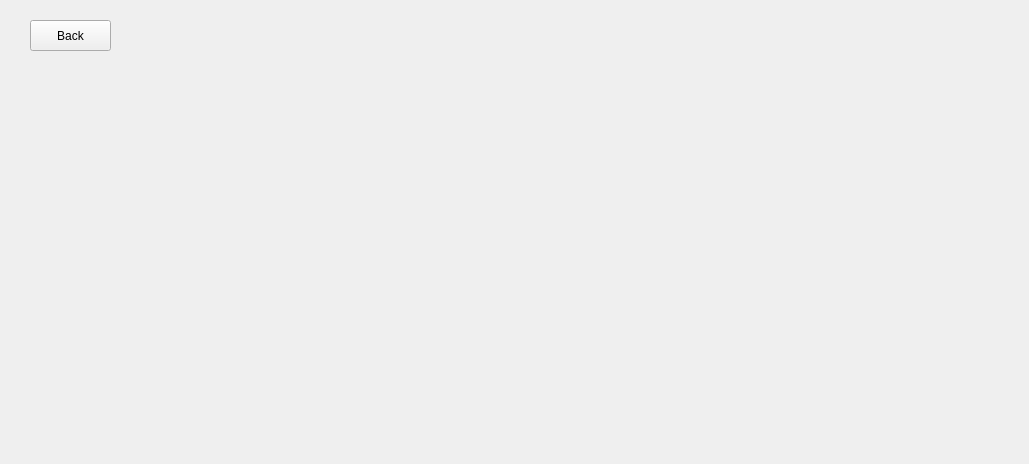
Before: the Qt Designer form InsulinPumpSim/mainwindow.ui in Somto-O/Insulin_Pump_Sim, drawn with Qt 5.
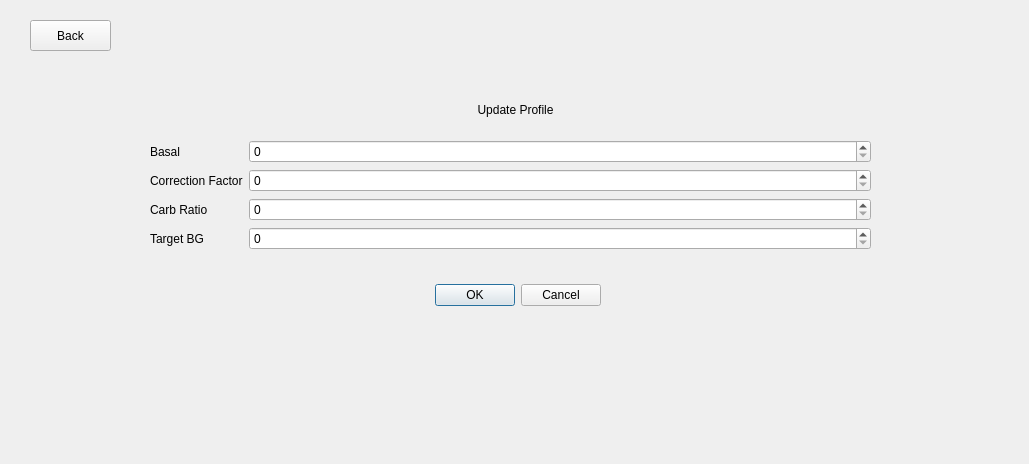
After: the same form once the commit is applied.

Patch:
```diff
--- a/InsulinPumpSim/mainwindow.ui
+++ b/InsulinPumpSim/mainwindow.ui
@@ -24,7 +24,7 @@
      </rect>
     </property>
     <property name="currentIndex">
-     <number>5</number>
+     <number>7</number>
     </property>
     <widget class="QWidget" name="lockScreen">
      <widget class="QWidget" name="horizontalLayoutWidget_2">
@@ -597,6 +597,190 @@
       </property>
      </widget>
     </widget>
+    <widget class="QWidget" name="selectProfilePage">
+     <widget class="QPushButton" name="sppBackButton">
+      <property name="geometry">
+       <rect>
+        <x>30</x>
+        <y>20</y>
+        <width>81</width>
+        <height>31</height>
+       </rect>
+      </property>
+      <property name="text">
+       <string>Back</string>
+      </property>
+     </widget>
+     <widget class="QLabel" name="updateProfileLabel_2">
+      <property name="geometry">
+       <rect>
+        <x>450</x>
+        <y>100</y>
+        <width>131</width>
+        <height>20</height>
+       </rect>
+      </property>
+      <property name="text">
+       <string>Select Profile</string>
+      </property>
+      <property name="alignment">
+       <set>Qt::AlignCenter</set>
+      </property>
+     </widget>
+     <widget class="QListWidget" name="spDisplayBox">
+      <property name="geometry">
+       <rect>
+        <x>270</x>
+        <y>130</y>
+        <width>511</width>
+        <height>211</height>
+       </rect>
+      </property>
+     </widget>
+     <widget class="QDialogButtonBox" name="spButtonBox">
+      <property name="geometry">
+       <rect>
+        <x>440</x>
+        <y>350</y>
+        <width>166</width>
+        <height>25</height>
+       </rect>
+      </property>
+      <property name="standardButtons">
+       <set>QDialogButtonBox::Cancel|QDialogButtonBox::Ok</set>
+      </property>
+     </widget>
+    </widget>
+    <widget class="QWidget" name="updateProfilePage">
+     <widget class="QPushButton" name="uppBackButton">
+      <property name="geometry">
+       <rect>
+        <x>30</x>
+        <y>20</y>
+        <width>81</width>
+        <height>31</height>
+       </rect>
+      </property>
+      <property name="text">
+       <string>Back</string>
+      </property>
+     </widget>
+     <widget class="QDialogButtonBox" name="uppConfirmProfileButtonBox">
+      <property name="geometry">
+       <rect>
+        <x>430</x>
+        <y>270</y>
+        <width>171</width>
+        <height>51</height>
+       </rect>
+      </property>
+      <property name="sizePolicy">
+       <sizepolicy hsizetype="Expanding" vsizetype="Expanding">
+        <horstretch>0</horstretch>
+        <verstretch>0</verstretch>
+       </sizepolicy>
+      </property>
+      <property name="standardButtons">
+       <set>QDialogButtonBox::Cancel|QDialogButtonBox::Ok</set>
+      </property>
+     </widget>
+     <widget class="QWidget" name="formLayoutWidget_3">
+      <property name="geometry">
+       <rect>
+        <x>150</x>
+        <y>140</y>
+        <width>721</width>
+        <height>131</height>
+       </rect>
+      </property>
+      <layout class="QFormLayout" name="formLayout_3">
+       <item row="0" column="0">
+        <widget class="QLabel" name="uppBasalLabel">
+         <property name="text">
+          <string>Basal</string>
+         </property>
+        </widget>
+       </item>
+       <item row="0" column="1">
+        <widget class="QSpinBox" name="uppBasalInput">
+         <property name="sizePolicy">
+          <sizepolicy hsizetype="Minimum" vsizetype="Preferred">
+           <horstretch>0</horstretch>
+           <verstretch>0</verstretch>
+          </sizepolicy>
+         </property>
+        </widget>
+       </item>
+       <item row="1" column="0">
+        <widget class="QLabel" name="uppCorrectionFactorLabel">
+         <property name="text">
+          <string>Correction Factor</string>
+         </property>
+        </widget>
+       </item>
+       <item row="1" column="1">
+        <widget class="QSpinBox" name="uppCorrectionFactorInput">
+         <property name="sizePolicy">
+          <sizepolicy hsizetype="Minimum" vsizetype="Preferred">
+           <horstretch>0</horstretch>
+           <verstretch>0</verstretch>
+          </sizepolicy>
+         </property>
+        </widget>
+       </item>
+       <item row="2" column="0">
+        <widget class="QLabel" name="uppCarbRatioLabel">
+         <property name="text">
+          <string>Carb Ratio</string>
+         </property>
+        </widget>
+       </item>
+       <item row="2" column="1">
+        <widget class="QSpinBox" name="uppCarbRatioInput">
+         <property name="sizePolicy">
+          <sizepolicy hsizetype="Minimum" vsizetype="Preferred">
+           <horstretch>0</horstretch>
+           <verstretch>0</verstretch>
+          </sizepolicy>
+         </property>
+        </widget>
+       </item>
+       <item row="3" column="0">
+        <widget class="QLabel" name="uppTargetBGLabel">
+         <property name="text">
+          <string>Target BG</string>
+         </property>
+        </widget>
+       </item>
+       <item row="3" column="1">
+        <widget class="QSpinBox" name="uppTargetBGInput">
+         <property name="sizePolicy">
+          <sizepolicy hsizetype="Minimum" vsizetype="Preferred">
+           <horstretch>0</horstretch>
+           <verstretch>0</verstretch>
+          </sizepolicy>
+         </property>
+        </widget>
+       </item>
+      </layout>
+     </widget>
+     <widget class="QLabel" name="updateProfileLabel">
+      <property name="geometry">
+       <rect>
+        <x>450</x>
+        <y>100</y>
+        <width>131</width>
+        <height>20</height>
+       </rect>
+      </property>
+      <property name="text">
+       <string>Update Profile</string>
+      </property>
+      <property name="alignment">
+       <set>Qt::AlignCenter</set>
+      </property>
+     </widget>
+    </widget>
     <widget class="QWidget" name="addProfilePage">
      <widget class="QPushButton" name="backButton_4">
       <property name="geometry">
```
Left out of the diff: 41 changed lines with no effect on the pictures.
